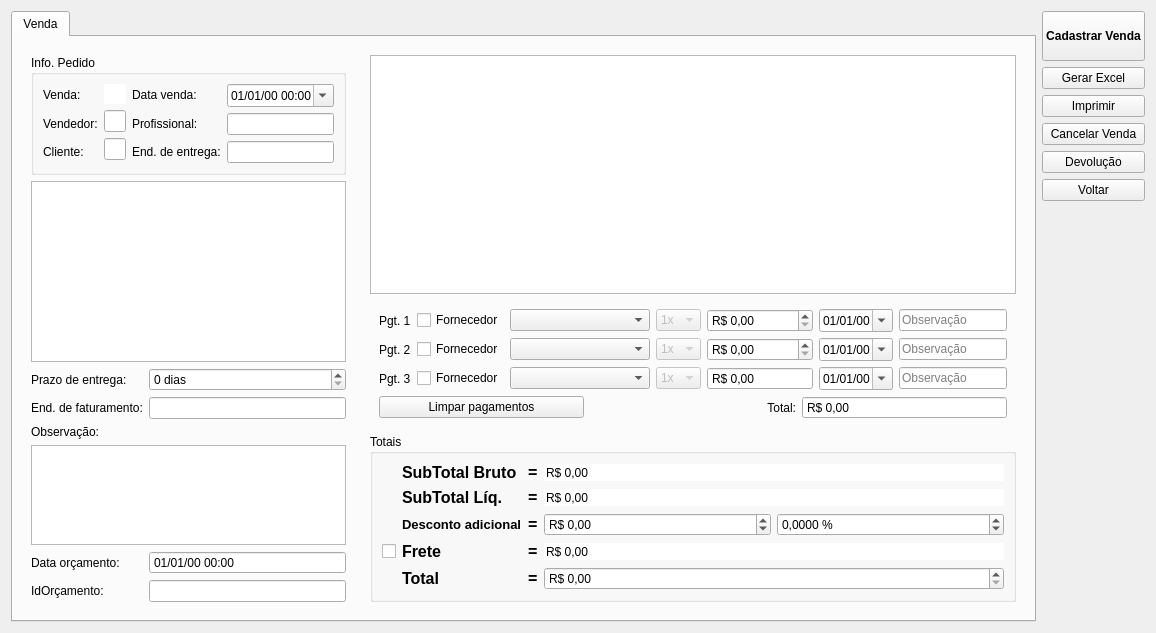
Above: ui/venda.ui from lellisls/ERP-STACCATO before the change. Below: the same form after it.
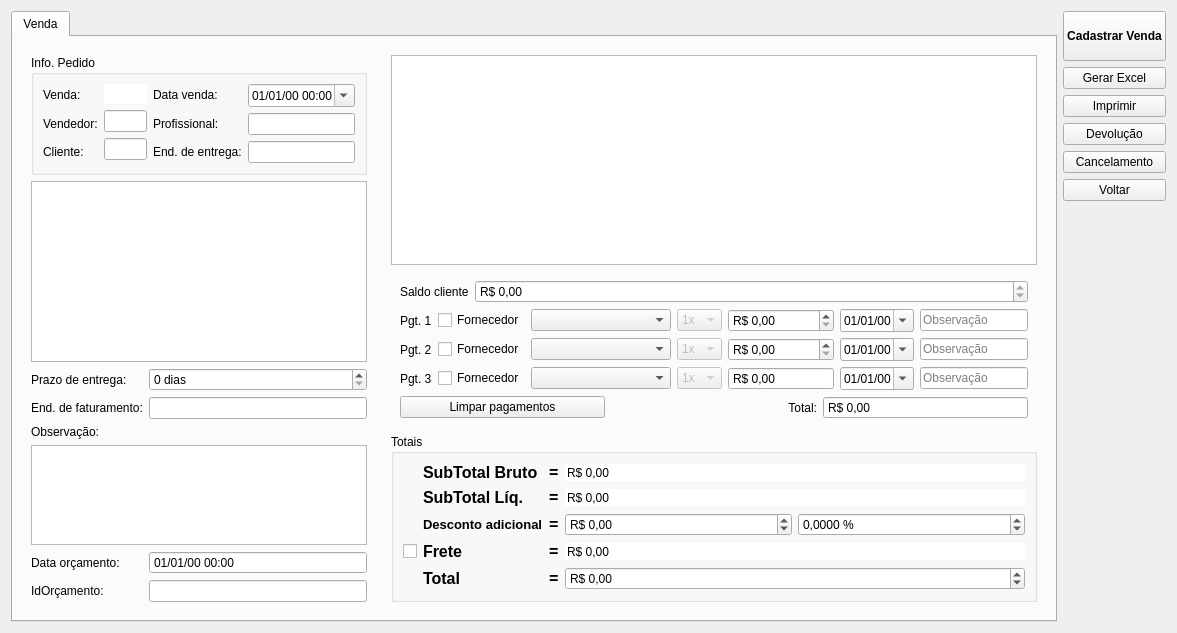
That is the form after the change. Custom widgets are drawn as their Qt base class.

Diff of the .ui file:
```diff
--- a/ui/venda.ui
+++ b/ui/venda.ui
@@ -6,7 +6,7 @@
    <rect>
     <x>0</x>
     <y>0</y>
-    <width>1149</width>
+    <width>1177</width>
     <height>633</height>
    </rect>
   </property>
@@ -45,22 +45,6 @@
           <number>0</number>
          </property>
          <layout class="QGridLayout" name="gridLayout_10">
-          <item row="9" column="0" colspan="2">
-           <widget class="QTextEdit" name="textEdit">
-            <property name="sizePolicy">
-             <sizepolicy hsizetype="Expanding" vsizetype="Fixed">
-              <horstretch>0</horstretch>
-              <verstretch>0</verstretch>
-             </sizepolicy>
-            </property>
-            <property name="maximumSize">
-             <size>
-              <width>16777215</width>
-              <height>100</height>
-             </size>
-            </property>
-           </widget>
-          </item>
           <item row="3" column="0">
            <widget class="QLabel" name="labelPrazoEntrega">
             <property name="sizePolicy">
@@ -315,6 +299,22 @@
             </property>
            </widget>
           </item>
+          <item row="9" column="0" colspan="2">
+           <widget class="QPlainTextEdit" name="plainTextEdit">
+            <property name="sizePolicy">
+             <sizepolicy hsizetype="Expanding" vsizetype="Fixed">
+              <horstretch>0</horstretch>
+              <verstretch>0</verstretch>
+             </sizepolicy>
+            </property>
+            <property name="maximumSize">
+             <size>
+              <width>16777215</width>
+              <height>100</height>
+             </size>
+            </property>
+           </widget>
+          </item>
          </layout>
         </widget>
        </item>
@@ -339,56 +339,7 @@
           <item row="1" column="0">
            <widget class="QFrame" name="framePagamentos_2">
             <layout class="QGridLayout" name="gridLayout_9">
-             <item row="3" column="0">
-              <layout class="QHBoxLayout" name="horizontalLayout_3">
-               <item>
-                <widget class="QPushButton" name="pushButtonLimparPag">
-                 <property name="text">
-                  <string>Limpar pagamentos</string>
-                 </property>
-                 <property name="autoDefault">
-                  <bool>false</bool>
-                 </property>
-                </widget>
-               </item>
-               <item>
-                <widget class="QLabel" name="labelRestante">
-                 <property name="sizePolicy">
-                  <sizepolicy hsizetype="Preferred" vsizetype="Preferred">
-                   <horstretch>0</horstretch>
-                   <verstretch>0</verstretch>
-                  </sizepolicy>
-                 </property>
-                 <property name="text">
-                  <string>Total:</string>
-                 </property>
-                 <property name="alignment">
-                  <set>Qt::AlignRight|Qt::AlignTrailing|Qt::AlignVCenter</set>
-                 </property>
-                </widget>
-               </item>
-               <item>
-                <widget class="QDoubleSpinBox" name="doubleSpinBoxTotalPag">
-                 <property name="readOnly">
-                  <bool>true</bool>
-                 </property>
-                 <property name="buttonSymbols">
-                  <enum>QAbstractSpinBox::NoButtons</enum>
-                 </property>
-                 <property name="showGroupSeparator" stdset="0">
-                  <bool>true</bool>
-                 </property>
-                 <property name="prefix">
-                  <string>R$ </string>
-                 </property>
-                 <property name="maximum">
-                  <double>999999.989999999990687</double>
-                 </property>
-                </widget>
-               </item>
-              </layout>
-             </item>
-             <item row="0" column="0">
+             <item row="1" column="0" colspan="2">
               <layout class="QGridLayout" name="gridLayout_5">
                <item row="0" column="5">
                 <widget class="QDateEdit" name="dateEditPgt1">
@@ -536,7 +487,204 @@
                </item>
               </layout>
              </item>
-             <item row="2" column="0">
+             <item row="2" column="0" colspan="2">
+              <layout class="QGridLayout" name="gridLayout_4">
+               <item row="0" column="3">
+                <widget class="QComboBox" name="comboBoxPgt2Parc">
+                 <property name="enabled">
+                  <bool>false</bool>
+                 </property>
+                 <property name="sizePolicy">
+                  <sizepolicy hsizetype="Fixed" vsizetype="Fixed">
+                   <horstretch>0</horstretch>
+                   <verstretch>0</verstretch>
+                  </sizepolicy>
+                 </property>
+                 <property name="maximumSize">
+                  <size>
+                   <width>45</width>
+                   <height>16777215</height>
+                  </size>
+                 </property>
+                 <item>
+                  <property name="text">
+                   <string>1x</string>
+                  </property>
+                 </item>
+                 <item>
+                  <property name="text">
+                   <string>2x</string>
+                  </property>
+                 </item>
+                 <item>
+                  <property name="text">
+                   <string>3x</string>
+                  </property>
+                 </item>
+                 <item>
+                  <property name="text">
+                   <string>4x</string>
+                  </property>
+                 </item>
+                 <item>
+                  <property name="text">
+                   <string>5x</string>
+                  </property>
+                 </item>
+                 <item>
+                  <property name="text">
+                   <string>6x</string>
+                  </property>
+                 </item>
+                 <item>
+                  <property name="text">
+                   <string>7x</string>
+                  </property>
+                 </item>
+                 <item>
+                  <property name="text">
+                   <string>8x</string>
+                  </property>
+                 </item>
+                 <item>
+                  <property name="text">
+                   <string>9x</string>
+                  </property>
+                 </item>
+                 <item>
+                  <property name="text">
+                   <string>10x</string>
+                  </property>
+                 </item>
+                </widget>
+               </item>
+               <item row="0" column="4">
+                <widget class="QDoubleSpinBox" name="doubleSpinBoxPgt2">
+                 <property name="sizePolicy">
+                  <sizepolicy hsizetype="Expanding" vsizetype="Fixed">
+                   <horstretch>0</horstretch>
+                   <verstretch>0</verstretch>
+                  </sizepolicy>
+                 </property>
+                 <property name="minimumSize">
+                  <size>
+                   <width>80</width>
+                   <height>0</height>
+                  </size>
+                 </property>
+                 <property name="showGroupSeparator" stdset="0">
+                  <bool>true</bool>
+                 </property>
+                 <property name="prefix">
+                  <string>R$ </string>
+                 </property>
+                 <property name="maximum">
+                  <double>999999.989999999990687</double>
+                 </property>
+                </widget>
+               </item>
+               <item row="0" column="1">
+                <widget class="QCheckBox" name="checkBoxRep2">
+                 <property name="enabled">
+                  <bool>true</bool>
+                 </property>
+                 <property name="text">
+                  <string>Fornecedor</string>
+                 </property>
+                </widget>
+               </item>
+               <item row="0" column="6">
+                <widget class="QLineEdit" name="lineEditPgt2">
+                 <property name="placeholderText">
+                  <string>Observação</string>
+                 </property>
+                </widget>
+               </item>
+               <item row="0" column="5">
+                <widget class="QDateEdit" name="dateEditPgt2">
+                 <property name="sizePolicy">
+                  <sizepolicy hsizetype="Preferred" vsizetype="Fixed">
+                   <horstretch>0</horstretch>
+                   <verstretch>0</verstretch>
+                  </sizepolicy>
+                 </property>
+                 <property name="displayFormat">
+                  <string>dd/MM/yy</string>
+                 </property>
+                 <property name="calendarPopup">
+                  <bool>true</bool>
+                 </property>
+                </widget>
+               </item>
+               <item row="0" column="2">
+                <widget class="QComboBox" name="comboBoxPgt2">
+                 <property name="minimumSize">
+                  <size>
+                   <width>140</width>
+                   <height>0</height>
+                  </size>
+                 </property>
+                </widget>
+               </item>
+               <item row="0" column="0">
+                <widget class="QLabel" name="label_2">
+                 <property name="text">
+                  <string>Pgt. 2</string>
+                 </property>
+                </widget>
+               </item>
+              </layout>
+             </item>
+             <item row="4" column="0" colspan="2">
+              <layout class="QHBoxLayout" name="horizontalLayout_3">
+               <item>
+                <widget class="QPushButton" name="pushButtonLimparPag">
+                 <property name="text">
+                  <string>Limpar pagamentos</string>
+                 </property>
+                 <property name="autoDefault">
+                  <bool>false</bool>
+                 </property>
+                </widget>
+               </item>
+               <item>
+                <widget class="QLabel" name="labelRestante">
+                 <property name="sizePolicy">
+                  <sizepolicy hsizetype="Preferred" vsizetype="Preferred">
+                   <horstretch>0</horstretch>
+                   <verstretch>0</verstretch>
+                  </sizepolicy>
+                 </property>
+                 <property name="text">
+                  <string>Total:</string>
+                 </property>
+                 <property name="alignment">
+                  <set>Qt::AlignRight|Qt::AlignTrailing|Qt::AlignVCenter</set>
+                 </property>
+                </widget>
+               </item>
+               <item>
+                <widget class="QDoubleSpinBox" name="doubleSpinBoxTotalPag">
+                 <property name="readOnly">
+                  <bool>true</bool>
+                 </property>
+                 <property name="buttonSymbols">
+                  <enum>QAbstractSpinBox::NoButtons</enum>
+                 </property>
+                 <property name="showGroupSeparator" stdset="0">
+                  <bool>true</bool>
+                 </property>
+                 <property name="prefix">
+                  <string>R$ </string>
+                 </property>
+                 <property name="maximum">
+                  <double>999999.989999999990687</double>
+                 </property>
+                </widget>
+               </item>
+              </layout>
+             </item>
+             <item row="3" column="0" colspan="2">
               <layout class="QGridLayout" name="gridLayout_3">
                <item row="0" column="4">
                 <widget class="QDoubleSpinBox" name="doubleSpinBoxPgt3">
@@ -693,79 +841,17 @@
                </item>
               </layout>
              </item>
-             <item row="1" column="0">
-              <layout class="QGridLayout" name="gridLayout_4">
-               <item row="0" column="3">
-                <widget class="QComboBox" name="comboBoxPgt2Parc">
-                 <property name="enabled">
-                  <bool>false</bool>
-                 </property>
-                 <property name="sizePolicy">
-                  <sizepolicy hsizetype="Fixed" vsizetype="Fixed">
-                   <horstretch>0</horstretch>
-                   <verstretch>0</verstretch>
-                  </sizepolicy>
-                 </property>
-                 <property name="maximumSize">
-                  <size>
-                   <width>45</width>
-                   <height>16777215</height>
-                  </size>
-                 </property>
-                 <item>
+             <item row="0" column="0" colspan="2">
+              <layout class="QGridLayout" name="gridLayout_11">
+               <item row="0" column="0">
+                <widget class="QLabel" name="label_4">
                   <property name="text">
-                   <string>1x</string>
-                  </property>
-                 </item>
-                 <item>
-                  <property name="text">
-                   <string>2x</string>
-                  </property>
-                 </item>
-                 <item>
-                  <property name="text">
-                   <string>3x</string>
-                  </property>
-                 </item>
-                 <item>
-                  <property name="text">
-                   <string>4x</string>
-                  </property>
-                 </item>
-                 <item>
-                  <property name="text">
-                   <string>5x</string>
-                  </property>
-                 </item>
-                 <item>
-                  <property name="text">
-                   <string>6x</string>
-                  </property>
-                 </item>
-                 <item>
-                  <property name="text">
-                   <string>7x</string>
-                  </property>
-                 </item>
-                 <item>
-                  <property name="text">
-                   <string>8x</string>
-                  </property>
-                 </item>
-                 <item>
-                  <property name="text">
-                   <string>9x</string>
-                  </property>
-                 </item>
-                 <item>
-                  <property name="text">
-                   <string>10x</string>
-                  </property>
-                 </item>
+                  <string>Saldo cliente</string>
+                 </property>
                 </widget>
                </item>
-               <item row="0" column="4">
-                <widget class="QDoubleSpinBox" name="doubleSpinBoxPgt2">
+               <item row="0" column="1">
+                <widget class="QDoubleSpinBox" name="doubleSpinBoxCreditoTotal">
                  <property name="sizePolicy">
                   <sizepolicy hsizetype="Expanding" vsizetype="Fixed">
                    <horstretch>0</horstretch>
@@ -778,6 +864,9 @@
                    <height>0</height>
                   </size>
                  </property>
+                 <property name="readOnly">
+                  <bool>true</bool>
+                 </property>
                  <property name="showGroupSeparator" stdset="0">
                   <bool>true</bool>
                  </property>
@@ -789,56 +878,6 @@
                  </property>
                 </widget>
                </item>
-               <item row="0" column="1">
-                <widget class="QCheckBox" name="checkBoxRep2">
-                 <property name="enabled">
-                  <bool>true</bool>
-                 </property>
-                 <property name="text">
-                  <string>Fornecedor</string>
-                 </property>
-                </widget>
-               </item>
-               <item row="0" column="6">
-                <widget class="QLineEdit" name="lineEditPgt2">
-                 <property name="placeholderText">
-                  <string>Observação</string>
-                 </property>
-                </widget>
-               </item>
-               <item row="0" column="5">
-                <widget class="QDateEdit" name="dateEditPgt2">
-                 <property name="sizePolicy">
-                  <sizepolicy hsizetype="Preferred" vsizetype="Fixed">
-                   <horstretch>0</horstretch>
-                   <verstretch>0</verstretch>
-                  </sizepolicy>
-                 </property>
-                 <property name="displayFormat">
-                  <string>dd/MM/yy</string>
-                 </property>
-                 <property name="calendarPopup">
-                  <bool>true</bool>
-                 </property>
-                </widget>
-               </item>
-               <item row="0" column="2">
-                <widget class="QComboBox" name="comboBoxPgt2">
-                 <property name="minimumSize">
-                  <size>
-                   <width>140</width>
-                   <height>0</height>
-                  </size>
-                 </property>
-                </widget>
-               </item>
-               <item row="0" column="0">
-                <widget class="QLabel" name="label_2">
-                 <property name="text">
-                  <string>Pgt. 2</string>
-                 </property>
-                </widget>
-               </item>
               </layout>
              </item>
             </layout>
@@ -1146,6 +1185,9 @@
                <property name="prefix">
                 <string>R$ </string>
                </property>
+               <property name="minimum">
+                <double>-9999999.000000000000000</double>
+               </property>
                <property name="maximum">
                 <double>9999999.000000000000000</double>
                </property>
@@ -1177,9 +1219,15 @@
                <property name="prefix">
                 <string>R$ </string>
                </property>
+               <property name="minimum">
+                <double>-9999999.000000000000000</double>
+               </property>
                <property name="maximum">
                 <double>9999999.000000000000000</double>
                </property>
+               <property name="value">
+                <double>0.000000000000000</double>
+               </property>
               </widget>
              </item>
              <item row="3" column="3" colspan="2">
@@ -1208,6 +1256,9 @@
                <property name="prefix">
                 <string>R$ </string>
                </property>
+               <property name="minimum">
+                <double>-9999999.000000000000000</double>
+               </property>
                <property name="maximum">
                 <double>9999999.000000000000000</double>
                </property>
@@ -1230,6 +1281,9 @@
                <property name="prefix">
                 <string>R$ </string>
                </property>
+               <property name="minimum">
+                <double>-9999999.000000000000000</double>
+               </property>
                <property name="maximum">
                 <double>9999999.000000000000000</double>
                </property>
@@ -1295,18 +1349,11 @@
        </property>
       </widget>
      </item>
-     <item>
-      <widget class="QPushButton" name="pushButtonCancelamento">
-       <property name="text">
-        <string>Cancelar Venda</string>
-       </property>
-       <property name="autoDefault">
-        <bool>false</bool>
-       </property>
-      </widget>
-     </item>
      <item>
       <widget class="QPushButton" name="pushButtonDevolucao">
+       <property name="enabled">
+        <bool>true</bool>
+       </property>
        <property name="text">
         <string>Devolução</string>
        </property>
@@ -1315,6 +1362,19 @@
        </property>
       </widget>
      </item>
+     <item>
+      <widget class="QPushButton" name="pushButtonCancelamento">
+       <property name="enabled">
+        <bool>true</bool>
+       </property>
+       <property name="text">
+        <string>Cancelamento</string>
+       </property>
+       <property name="autoDefault">
+        <bool>false</bool>
+       </property>
+      </widget>
+     </item>
      <item>
       <widget class="QPushButton" name="pushButtonVoltar">
        <property name="text">
```
Lines whose indentation alone changed are shown as unchanged.
